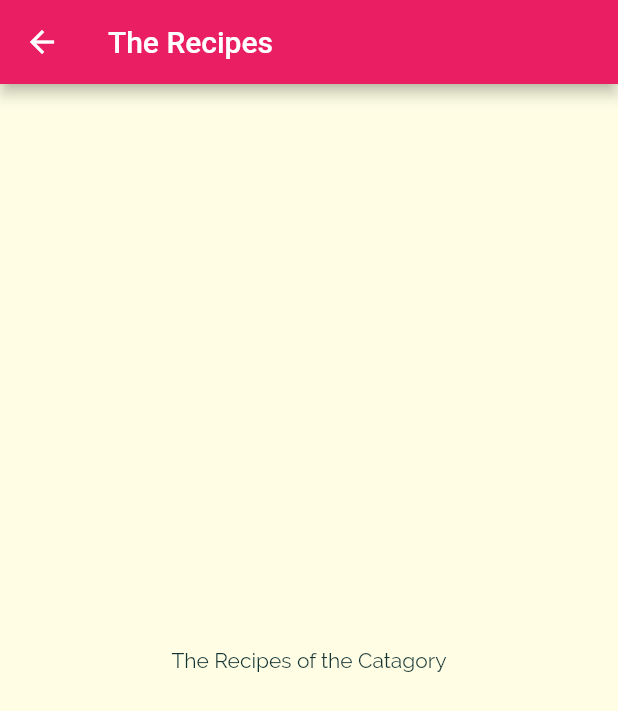
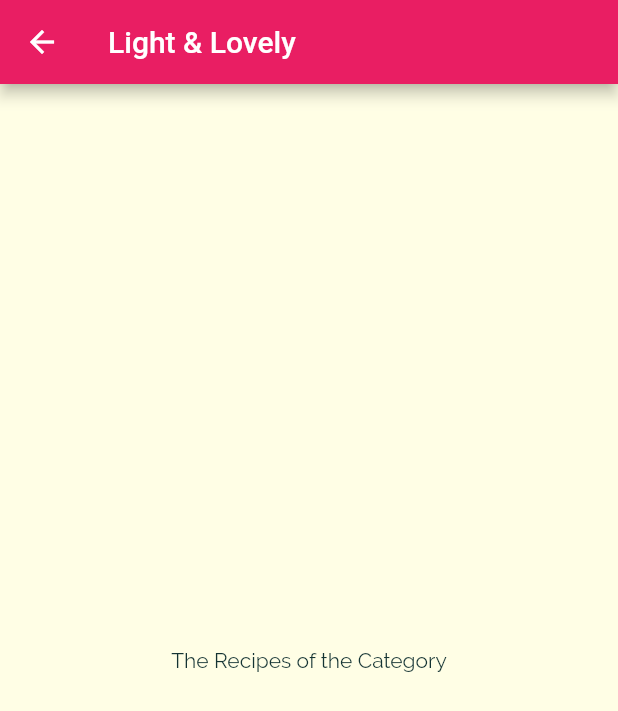
Before and after one commit to iliyasifa/meals_app, a Flutter app: the screen it shows after launch, after a tap on "Light & Lovely", on a phone screen of 412 x 824 dp. Shown: the top 711 px of the screen. Run offline on Flutter 3.47's test engine with Material 2 defaults, Android fonts, the phone set to English and light mode, and no system bars.

Commit message:
commit on 'master'

```diff
--- a/lib/catagories_screen.dart
+++ b/lib/catagories_screen.dart
@@ -1,6 +1,6 @@
 import 'package:flutter/material.dart';
-import 'package:meals_app/category_item.dart';
-import 'package:meals_app/dummy_data.dart';
+import './category_item.dart';
+import './dummy_data.dart';
 
 class CatagoriesScreen extends StatelessWidget {
   const CatagoriesScreen({Key? key}) : super(key: key);
@@ -19,6 +19,7 @@ class CatagoriesScreen extends StatelessWidget {
         children: dummyCategories
             .map(
               (catData) => CategoryItem(
+                id: catData.id,
                 title: catData.title,
                 color: catData.color,
               ),
--- a/lib/category_item.dart
+++ b/lib/category_item.dart
@@ -1,22 +1,22 @@
 import 'package:flutter/material.dart';
-import 'package:meals_app/category_meals_screen.dart';
 
 class CategoryItem extends StatelessWidget {
+  final String id;
   final String title;
   final Color color;
 
   const CategoryItem({
     Key? key,
+    required this.id,
     required this.title,
     required this.color,
   }) : super(key: key);
 
   void selectCatagory(BuildContext ctx) {
-    Navigator.of(ctx).push(
-      MaterialPageRoute(
-        builder: (_) => const CategoryMealsScreen(),
-      ),
-    );
+    Navigator.of(ctx).pushNamed('/category-meals', arguments: {
+      'id': id,
+      'title': title,
+    });
   }
 
   @override
--- a/lib/category_meals_screen.dart
+++ b/lib/category_meals_screen.dart
@@ -1,18 +1,29 @@
 import 'package:flutter/material.dart';
 
 class CategoryMealsScreen extends StatelessWidget {
-  const CategoryMealsScreen({Key? key}) : super(key: key);
+  // final String categoryId;
+  // final String categoryTitle;
+
+  // const CategoryMealsScreen({
+  //   Key? key,
+  //   required this.categoryId,
+  //   required this.categoryTitle,
+  // }) : super(key: key);
 
   @override
   Widget build(BuildContext context) {
+    final routeArgs =
+        ModalRoute.of(context)!.settings.arguments as Map<String, String>;
+    final categoryTitle = routeArgs['title'];
+    final categoryId = routeArgs['id'];
     return Scaffold(
       appBar: AppBar(
-        title: const Text('The Recipes'),
+        title: Text(categoryTitle!),
       ),
       body: Container(
         padding: const EdgeInsets.all(15),
         child: const Center(
-          child: Text('The Recipes of the Catagory'),
+          child: Text('The Recipes of the Category'),
         ),
       ),
     );
--- a/lib/main.dart
+++ b/lib/main.dart
@@ -1,5 +1,6 @@
 import 'package:flutter/material.dart';
-import 'package:meals_app/catagories_screen.dart';
+import './category_meals_screen.dart';
+import './catagories_screen.dart';
 
 void main() {
   runApp(const MyApp());
@@ -40,6 +41,9 @@ class MyApp extends StatelessWidget {
             ),
       ),
       home: const CatagoriesScreen(),
+      routes: {
+        '/category-meals': (context) => CategoryMealsScreen(),
+      },
     );
   }
 }
--- a/lib/models/category.dart
+++ b/lib/models/category.dart
@@ -8,6 +8,6 @@ class Category {
   const Category({
     required this.id,
     required this.title,
-    this.color = Colors.orange,
+    required this.color,
   });
 }
```
